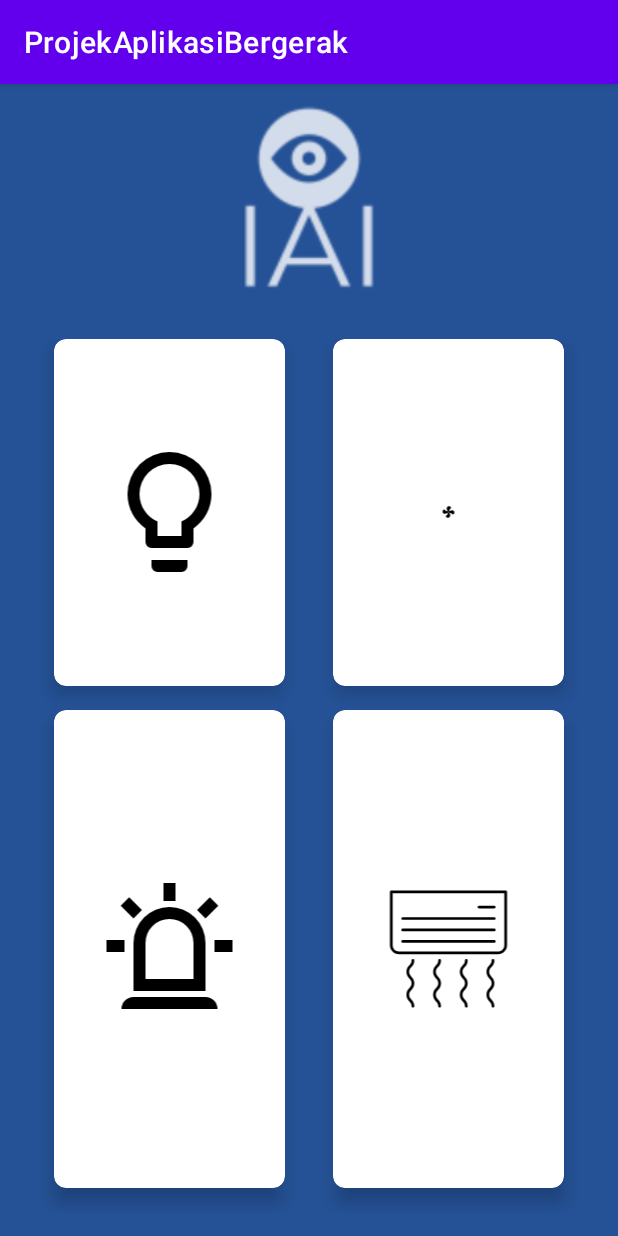
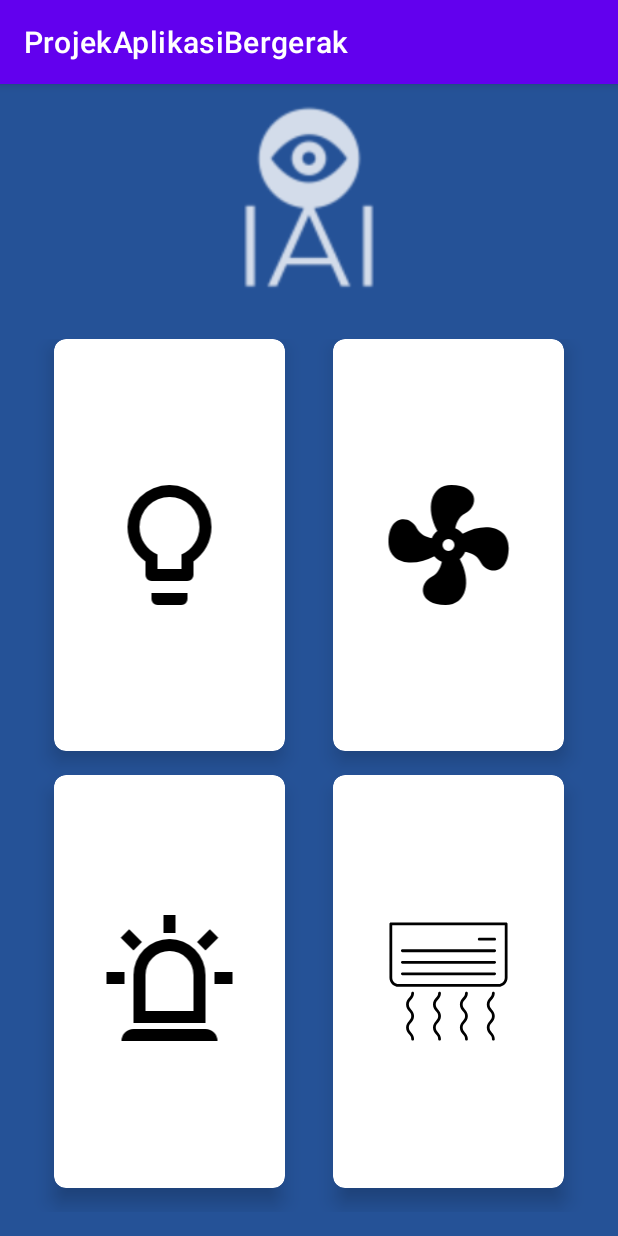
Before and after one commit to zqarkop/ProjekAplikasiBergerak, an Android app: the screen it shows after launch (MainActivity), on a phone screen of 412 x 824 dp. Run offline under Robolectric (Android 15) with nearby library versions, the phone set to English and light mode, and no system bars; our stand-ins replace Firebase (no records; nobody signed in at launch, a user with empty details on screens opened directly).

```diff
--- a/app/src/main/res/layout/activity_main.xml
+++ b/app/src/main/res/layout/activity_main.xml
@@ -87,7 +87,7 @@
                     <ImageView
                         android:id="@+id/button_kipas"
                         android:layout_width="110dp"
-                        android:layout_height="9dp"
+                        android:layout_height="96dp"
                         android:layout_gravity="center"
                         android:src="@drawable/ic_fan" />
 
@@ -143,7 +143,7 @@
                     <ImageView
                         android:id="@+id/button_ac"
                         android:layout_width="90dp"
-                        android:layout_height="81dp"
+                        android:layout_height="82dp"
                         android:layout_gravity="center"
                         android:src="@drawable/ic_air_conditioner" />
 
```
